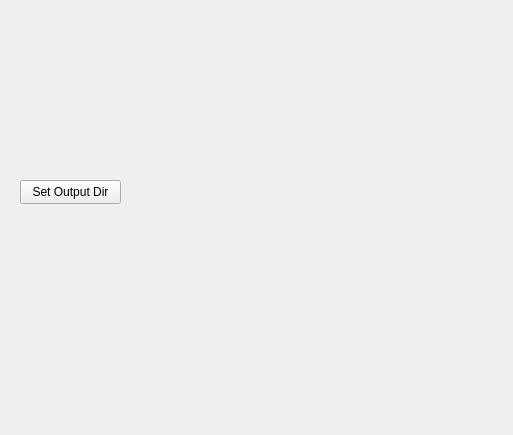
Before: the Qt Designer form src/WhiskerToolbox/DataManager_Widget/DataManager_Widget.ui in paulmthompson/WhiskerToolbox, drawn with Qt 5.
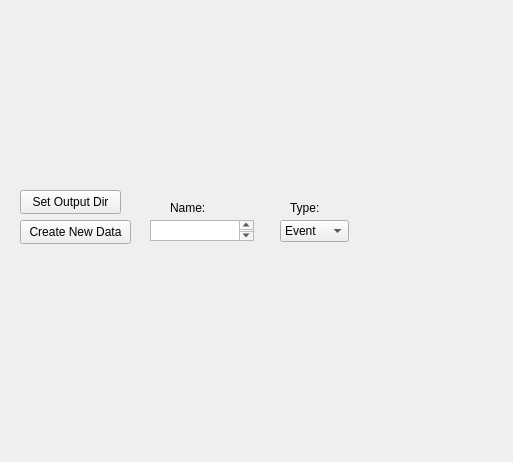
After: the same form once the commit is applied. Custom widgets are drawn as their Qt base class.

Commit message: can add new data to feature table

Diff of the .ui file:
```diff
--- a/src/WhiskerToolbox/DataManager_Widget/DataManager_Widget.ui
+++ b/src/WhiskerToolbox/DataManager_Widget/DataManager_Widget.ui
@@ -7,7 +7,7 @@
     <x>0</x>
     <y>0</y>
     <width>513</width>
-    <height>435</height>
+    <height>462</height>
    </rect>
   </property>
   <property name="windowTitle">
@@ -27,7 +27,7 @@
    <property name="geometry">
     <rect>
      <x>20</x>
-     <y>210</y>
+     <y>170</y>
      <width>361</width>
      <height>16</height>
     </rect>
@@ -43,7 +43,7 @@
    <property name="geometry">
     <rect>
      <x>20</x>
-     <y>180</y>
+     <y>190</y>
      <width>101</width>
      <height>24</height>
     </rect>
@@ -56,13 +56,105 @@
    <property name="geometry">
     <rect>
      <x>30</x>
-     <y>220</y>
+     <y>260</y>
      <width>461</width>
      <height>181</height>
     </rect>
    </property>
    <widget class="QWidget" name="blank"/>
   </widget>
+  <widget class="QPushButton" name="new_data_button">
+   <property name="geometry">
+    <rect>
+     <x>20</x>
+     <y>220</y>
+     <width>111</width>
+     <height>24</height>
+    </rect>
+   </property>
+   <property name="text">
+    <string>Create New Data</string>
+   </property>
+  </widget>
+  <widget class="QPlainTextEdit" name="new_data_name">
+   <property name="geometry">
+    <rect>
+     <x>150</x>
+     <y>220</y>
+     <width>104</width>
+     <height>21</height>
+    </rect>
+   </property>
+   <property name="plainText">
+    <string/>
+   </property>
+  </widget>
+  <widget class="QComboBox" name="new_data_type_combo">
+   <property name="geometry">
+    <rect>
+     <x>280</x>
+     <y>220</y>
+     <width>69</width>
+     <height>22</height>
+    </rect>
+   </property>
+   <item>
+    <property name="text">
+     <string>Event</string>
+    </property>
+   </item>
+   <item>
+    <property name="text">
+     <string>Interval</string>
+    </property>
+   </item>
+   <item>
+    <property name="text">
+     <string>Analog Time Series</string>
+    </property>
+   </item>
+   <item>
+    <property name="text">
+     <string>Point</string>
+    </property>
+   </item>
+   <item>
+    <property name="text">
+     <string>Mask</string>
+    </property>
+   </item>
+   <item>
+    <property name="text">
+     <string>Line</string>
+    </property>
+   </item>
+  </widget>
+  <widget class="QLabel" name="label">
+   <property name="geometry">
+    <rect>
+     <x>170</x>
+     <y>200</y>
+     <width>49</width>
+     <height>16</height>
+    </rect>
+   </property>
+   <property name="text">
+    <string>Name:</string>
+   </property>
+  </widget>
+  <widget class="QLabel" name="label_2">
+   <property name="geometry">
+    <rect>
+     <x>290</x>
+     <y>200</y>
+     <width>49</width>
+     <height>16</height>
+    </rect>
+   </property>
+   <property name="text">
+    <string>Type:</string>
+   </property>
+  </widget>
  </widget>
  <customwidgets>
   <customwidget>
```
The commit also changes 3 other files.
